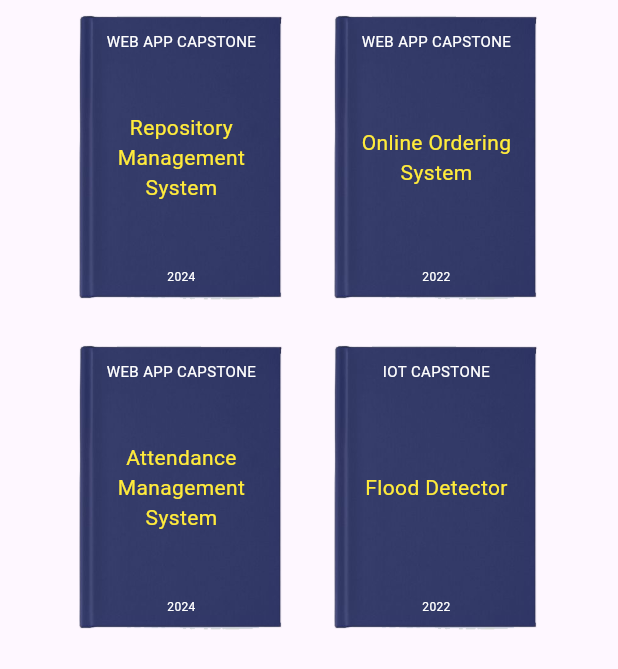
After one commit to Ketch4n/REPOSITORY-USTP, a Flutter app: the ProjectPage screen opened directly, on a phone screen of 412 x 824 dp. The commit adds this screen. Shown: the top 669 px of the screen. Run offline on Flutter 3.47's test engine with Material 3 defaults, Android fonts, the phone set to English and light mode, and no system bars; our stand-ins replace hexcolor; Roboto replaces fonts that are missing (MontserratRegular); project files that could hold a hidden picture were left out.

Commit message:
Project/Repository-Items/Read

```diff
--- /dev/null
+++ b/assets/json/all_project.json
@@ -0,0 +1,54 @@
+[
+    {
+        "id": 1,
+        "title": "Repository Management System",
+        "year_published": "2024",
+        "category": "WEB APP CAPSTONE",
+        "group_name": "Cyber Tech",
+        "author": [
+            "Leader",
+            "Programmer",
+            "Documentator",
+            "Member 4"
+        ]
+    },
+    {
+        "id": 1,
+        "title": "Online Ordering System",
+        "year_published": "2022",
+        "category": "WEB APP CAPSTONE",
+        "group_name": "Team Resto",
+        "author": [
+            "Leader",
+            "Programmer",
+            "Documentator",
+            "Member 4"
+        ]
+    },
+    {
+        "id": 1,
+        "title": "Attendance Management System",
+        "year_published": "2024",
+        "category": "WEB APP CAPSTONE",
+        "group_name": "Team CEB",
+        "author": [
+            "Leader",
+            "Programmer",
+            "Documentator",
+            "Member 4"
+        ]
+    },
+    {
+        "id": 1,
+        "title": "Flood Detector",
+        "year_published": "2022",
+        "category": "IOT CAPSTONE",
+        "group_name": "Team USTP",
+        "author": [
+            "Leader",
+            "Programmer",
+            "Documentator",
+            "Member 4"
+        ]
+    }
+]
--- a/lib/main.dart
+++ b/lib/main.dart
@@ -13,7 +13,7 @@ class MainApp extends StatelessWidget {
     return MaterialApp(
       debugShowCheckedModeBanner: false,
       theme: ThemeData(fontFamily: 'MontserratRegular'),
-      initialRoute: AppRoutes.login,
+      initialRoute: AppRoutes.index,
       onGenerateRoute: AppRoutes.onGenerateRoute,
       // home: const LoginPage(),
     );
--- a/lib/src/components/sidebar/modules/add_item_list.dart
+++ b/lib/src/components/sidebar/modules/add_item_list.dart
@@ -10,8 +10,8 @@ Widget addItemList(callback, context) {
   return Column(
     children: [
       CustomListTileItems(
-        icon: addPreffixIcon(Icons.insert_drive_file_outlined),
-        label: addLabel("All Projects"),
+        icon: addPreffixIcon(Icons.handyman_rounded),
+        label: addLabel("Projects"),
         callback: () {
           callback(0);
           mobile ? Navigator.of(context).pop() : null;
@@ -33,7 +33,7 @@ Widget addItemList(callback, context) {
           mobile ? Navigator.of(context).pop() : null;
         },
       ),
-      UserBinary.defaultValue < 2
+      UserBinary.defaultValue != 2
           ? CustomListTileItems(
               icon: addPreffixIcon(Icons.archive_outlined),
               label: addLabel("Archived"),
--- /dev/null
+++ b/lib/src/pages/projects/components/text_content.dart
@@ -0,0 +1,32 @@
+// ignore_for_file: prefer_typing_uninitialized_variables
+
+import 'package:flutter/material.dart';
+
+class TextContent extends StatelessWidget {
+  const TextContent({
+    super.key,
+    required this.alignment,
+    required this.title,
+    this.color,
+    this.size,
+  });
+  final alignment;
+  final String title;
+  final Color? color;
+  final double? size;
+
+  @override
+  Widget build(BuildContext context) {
+    return Align(
+      alignment: alignment,
+      child: Padding(
+        padding: const EdgeInsets.all(10.0),
+        child: Text(
+          title,
+          style: TextStyle(color: color ?? Colors.white, fontSize: size),
+          textAlign: TextAlign.center,
+        ),
+      ),
+    );
+  }
+}
--- /dev/null
+++ b/lib/src/pages/projects/project_function.dart
@@ -0,0 +1,22 @@
+import 'dart:convert';
+import 'package:flutter/services.dart';
+import 'package:repository_ustp/src/pages/projects/project_model.dart';
+
+class ProjectFunction {
+  static Future fetchProjects(projectStream) async {
+    try {
+      final response =
+          await rootBundle.loadString("assets/json/all_project.json");
+      var jsonData = jsonDecode(response) as List<dynamic>;
+
+      final List<ProjectModel> project =
+          jsonData.map((data) => ProjectModel.fromJson(data)).toList();
+
+      projectStream.add(project);
+    } catch (e) {
+      // ignore: use_build_context_synchronously
+      // customSnackBar(context, 2, "Error $e");
+      // print("Error $e");
+    }
+  }
+}
--- /dev/null
+++ b/lib/src/pages/projects/project_model.dart
@@ -0,0 +1,44 @@
+// ignore_for_file: non_constant_identifier_names
+
+class ProjectModel {
+  final int id;
+  final String title;
+  final String year_published;
+  final String category;
+  final String group_name;
+  final List<String> author;
+
+  ProjectModel({
+    required this.id,
+    required this.title,
+    required this.year_published,
+    required this.category,
+    required this.group_name,
+    required this.author,
+  });
+
+  // Factory method to create a ProjectModel instance from a JSON map
+  factory ProjectModel.fromJson(Map<String, dynamic> json) {
+    return ProjectModel(
+      id: json['id'],
+      title: json['title'],
+      year_published: json['year_published'],
+      category: json['category'],
+      group_name: json['group_name'],
+      author: List<String>.from(
+          json['author']), // Convert JSON array to List<String>
+    );
+  }
+
+  // Method to convert a ProjectModel instance to a JSON map
+  Map<String, dynamic> toJson() {
+    return {
+      'id': id,
+      'title': title,
+      'year_published': year_published,
+      'category': category,
+      'group_name': group_name,
+      'author': author,
+    };
+  }
+}
--- /dev/null
+++ b/lib/src/pages/projects/project_page.dart
@@ -0,0 +1,103 @@
+import 'dart:async';
+import 'package:flutter/material.dart';
+import 'package:repository_ustp/src/pages/projects/components/text_content.dart';
+import 'package:repository_ustp/src/pages/projects/project_function.dart';
+import 'package:repository_ustp/src/pages/projects/project_model.dart';
+
+class ProjectPage extends StatefulWidget {
+  const ProjectPage({super.key});
+
+  @override
+  State<ProjectPage> createState() => _ProjectPageState();
+}
+
+class _ProjectPageState extends State<ProjectPage> {
+  final StreamController<List<ProjectModel>> _projectStream =
+      StreamController<List<ProjectModel>>();
+
+  @override
+  void initState() {
+    super.initState();
+    ProjectFunction.fetchProjects(_projectStream);
+  }
+
+  @override
+  dispose() {
+    super.dispose();
+    _projectStream.close();
+  }
+
+  @override
+  Widget build(BuildContext context) {
+    return Scaffold(
+      body: SingleChildScrollView(
+        scrollDirection: Axis.vertical,
+        child: Align(
+          alignment: Alignment.center,
+          child: StreamBuilder<List<ProjectModel>>(
+              stream: _projectStream.stream,
+              builder: (context, snapshot) {
+                if (snapshot.hasData) {
+                  final List<ProjectModel?> projectList = snapshot.data!;
+
+                  if (projectList.isEmpty) {
+                    return const Center(child: Text('No projects available.'));
+                  }
+                  return Wrap(
+                    alignment: WrapAlignment.center,
+                    runAlignment: WrapAlignment.center,
+                    runSpacing: 10.0,
+                    spacing: 10.0,
+                    children: List.generate(
+                      projectList.length,
+                      (index) => _buildBody(index, projectList),
+                    ),
+                  );
+                } else if (snapshot.hasError) {
+                  return Center(
+                    child: Text("Error: ${snapshot.error}"),
+                  );
+                } else {
+                  return const Center(
+                    child: CircularProgressIndicator(),
+                  );
+                }
+              }),
+        ),
+      ),
+    );
+  }
+}
+
+Widget _buildBody(index, projectList) {
+  final ProjectModel project = projectList[index];
+  return Padding(
+    padding: const EdgeInsets.all(10.0),
+    child: SizedBox(
+      height: 190,
+      width: 140,
+      child: InkWell(
+        onTap: () {},
+        child: Stack(
+          alignment: Alignment.center,
+          children: [
+            Image.asset("assets/hardbound.png"),
+            TextContent(
+                alignment: Alignment.topCenter,
+                title: project.category,
+                size: 10),
+            TextContent(
+              alignment: Alignment.center,
+              title: project.title,
+              color: Colors.yellow,
+            ),
+            TextContent(
+                alignment: Alignment.bottomCenter,
+                title: project.year_published,
+                size: 8),
+          ],
+        ),
+      ),
+    ),
+  );
+}
--- a/lib/src/routes/routes.dart
+++ b/lib/src/routes/routes.dart
@@ -4,12 +4,14 @@ import 'package:repository_ustp/src/auth/signup/signup_page.dart';
 import 'package:repository_ustp/src/components/duck_404.dart';
 import 'package:repository_ustp/src/data/user_binary_value.dart';
 import 'package:repository_ustp/src/pages/index/index_page.dart';
+import 'package:repository_ustp/src/pages/repository/components/repository_add.dart';
 
 class AppRoutes {
   static const String login = '/login';
   static const String index = '/index';
   static const String duck = '/duck';
   static const String signup = '/signup';
+  static const String repoAdd = '/repository/add';
 
   static Route<dynamic> onGenerateRoute(RouteSettings settings) {
     switch (settings.name) {
@@ -23,6 +25,9 @@ class AppRoutes {
 
       case signup:
         return MaterialPageRoute(builder: (_) => const SignupPage());
+
+      case repoAdd:
+        return MaterialPageRoute(builder: (_) => const RepositoryAdd());
 
       case duck:
         final args = settings.arguments as String?;
--- a/pubspec.yaml
+++ b/pubspec.yaml
@@ -10,10 +10,13 @@ dependencies:
   flutter:
     sdk: flutter
 
+  # Provider
+  provider: ^6.1.2
   #Network
   http: ^1.2.2
   #Styling
   hexcolor: ^3.0.1
+  loader_skeleton: ^0.0.4
   smooth_page_indicator: ^1.2.0+3
   #State Management
   flutter_bloc: ^8.1.6
```
Also changed, not shown: lib/src/pages/index/index_page.dart (+32 -12 lines), lib/src/pages/repository/components/repository_add.dart (added, +25 -0 lines), lib/src/pages/repository/repository_page.dart (added, +130 -0 lines), assets/folder.png (added), assets/hardbound.png (added), assets/ustp_v2.png (added), lib/src/pages/repository/repository_function.dart (added), lib/src/pages/repository/repository_model.dart (added), pubspec.lock.
